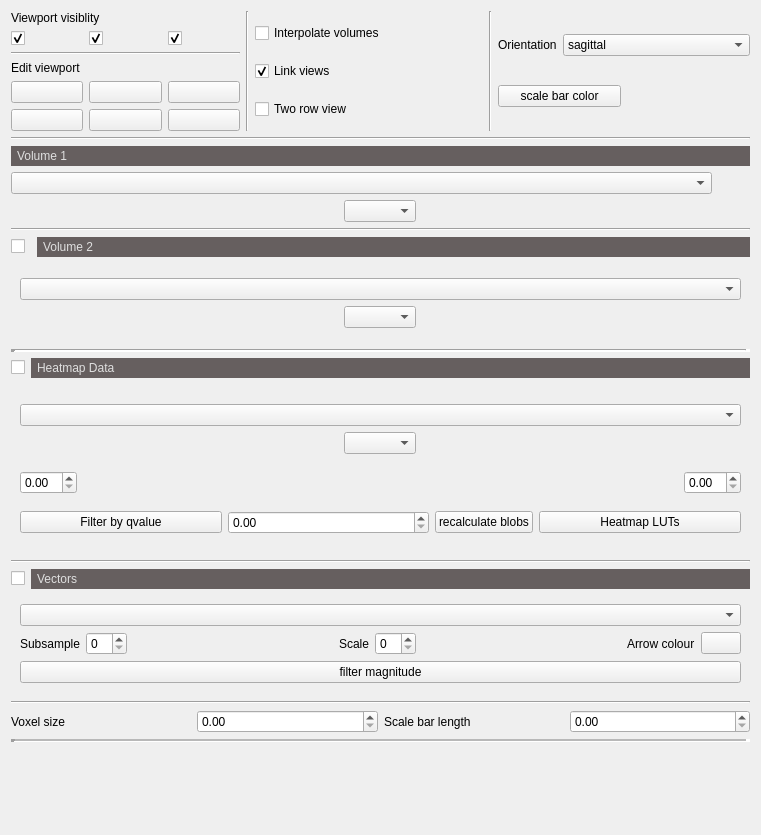
Above: ui/ui_datatab.ui from VCCRI/vpv before the change. Below: the same form after it.
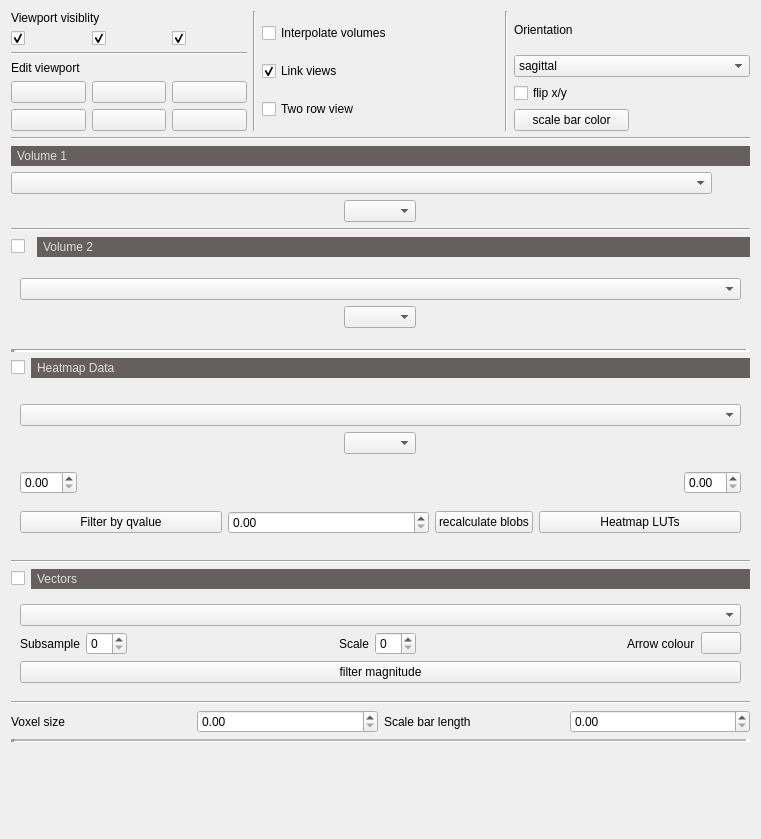
That is the form after the change. Icons and pictures are not drawn.

```diff
--- a/ui/ui_datatab.ui
+++ b/ui/ui_datatab.ui
@@ -7,7 +7,7 @@
     <x>0</x>
     <y>0</y>
     <width>761</width>
-    <height>835</height>
+    <height>839</height>
    </rect>
   </property>
   <property name="windowTitle">
@@ -172,7 +172,7 @@
        <item>
         <layout class="QVBoxLayout" name="verticalLayout_5">
          <item>
-          <layout class="QHBoxLayout" name="horizontalLayout_4">
+          <layout class="QVBoxLayout" name="verticalLayout_9">
            <item>
             <widget class="QLabel" name="label_2">
              <property name="sizePolicy">
@@ -212,6 +212,17 @@
            </item>
           </layout>
          </item>
+         <item>
+          <layout class="QHBoxLayout" name="horizontalLayout_4">
+           <item>
+            <widget class="QCheckBox" name="checkBoxFlipXY">
+             <property name="text">
+              <string>flip x/y</string>
+             </property>
+            </widget>
+           </item>
+          </layout>
+         </item>
          <item>
           <layout class="QHBoxLayout" name="horizontalLayout_5">
            <item>
```
Left out of the diff: 1 changed line with no effect on the pictures.
